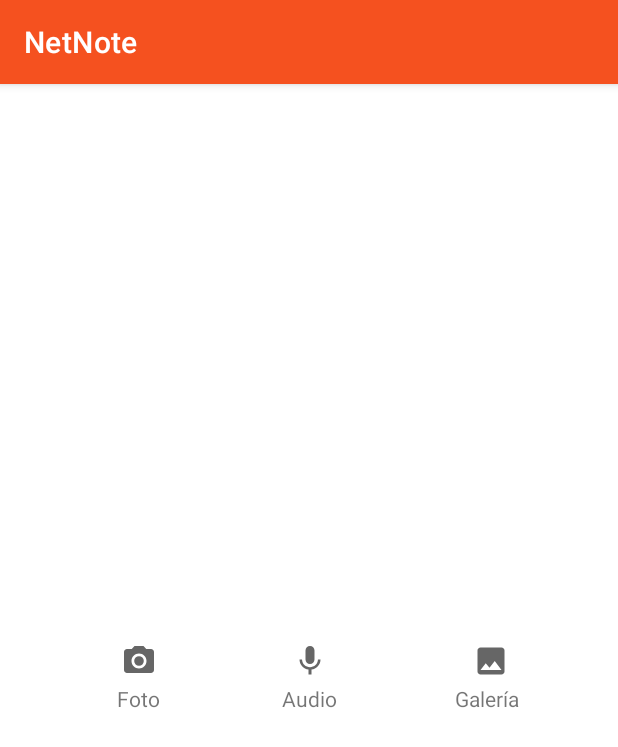
After one commit to Kalevins/net-note, an Android app: the fragment notas_fragment shown on its own in the app's theme, on a phone screen of 412 x 824 dp. The commit adds this screen. Shown: the top 747 px of the screen. Run offline under Robolectric (Android 15) with nearby library versions, the phone set to English and light mode, and no system bars.

Commit message:
fragment y pantalla de editar notas

```diff
--- a/ProjectCode/app/src/main/AndroidManifest.xml
+++ b/ProjectCode/app/src/main/AndroidManifest.xml
@@ -9,7 +9,8 @@
         android:roundIcon="@mipmap/ic_launcher_round"
         android:supportsRtl="true"
         android:theme="@style/Theme.NetNote">
-        <activity android:name=".principal"></activity>
+        <activity android:name=".Editar_notas"></activity>
+        <activity android:name=".principal" />
         <activity android:name=".informacion" />
         <activity android:name=".Registrarse" />
         <activity android:name=".iniciar_sesion" />
--- /dev/null
+++ b/ProjectCode/app/src/main/java/com/unicauca/netnote/notas_fragment.kt
@@ -0,0 +1,59 @@
+package com.unicauca.netnote
+
+import android.os.Bundle
+import androidx.fragment.app.Fragment
+import android.view.LayoutInflater
+import android.view.View
+import android.view.ViewGroup
+
+// TODO: Rename parameter arguments, choose names that match
+// the fragment initialization parameters, e.g. ARG_ITEM_NUMBER
+private const val ARG_PARAM1 = "param1"
+private const val ARG_PARAM2 = "param2"
+
+/**
+ * A simple [Fragment] subclass.
+ * Use the [notas_fragment.newInstance] factory method to
+ * create an instance of this fragment.
+ */
+class notas_fragment : Fragment() {
+    // TODO: Rename and change types of parameters
+    private var param1: String? = null
+    private var param2: String? = null
+
+    override fun onCreate(savedInstanceState: Bundle?) {
+        super.onCreate(savedInstanceState)
+        arguments?.let {
+            param1 = it.getString(ARG_PARAM1)
+            param2 = it.getString(ARG_PARAM2)
+        }
+    }
+
+    override fun onCreateView(
+        inflater: LayoutInflater, container: ViewGroup?,
+        savedInstanceState: Bundle?
+    ): View? {
+        // Inflate the layout for this fragment
+        return inflater.inflate(R.layout.fragment_notas_fragment, container, false)
+    }
+
+    companion object {
+        /**
+         * Use this factory method to create a new instance of
+         * this fragment using the provided parameters.
+         *
+         * @param param1 Parameter 1.
+         * @param param2 Parameter 2.
+         * @return A new instance of fragment notas_fragment.
+         */
+        // TODO: Rename and change types and number of parameters
+        @JvmStatic
+        fun newInstance(param1: String, param2: String) =
+            notas_fragment().apply {
+                arguments = Bundle().apply {
+                    putString(ARG_PARAM1, param1)
+                    putString(ARG_PARAM2, param2)
+                }
+            }
+    }
+}
--- /dev/null
+++ b/ProjectCode/app/src/main/res/drawable/ic_baseline_image_24.xml
@@ -0,0 +1,10 @@
+<vector xmlns:android="http://schemas.android.com/apk/res/android"
+    android:width="24dp"
+    android:height="24dp"
+    android:viewportWidth="24"
+    android:viewportHeight="24"
+    android:tint="?attr/colorControlNormal">
+  <path
+      android:fillColor="@android:color/white"
+      android:pathData="M21,19V5c0,-1.1 -0.9,-2 -2,-2H5c-1.1,0 -2,0.9 -2,2v14c0,1.1 0.9,2 2,2h14c1.1,0 2,-0.9 2,-2zM8.5,13.5l2.5,3.01L14.5,12l4.5,6H5l3.5,-4.5z"/>
+</vector>
--- /dev/null
+++ b/ProjectCode/app/src/main/res/drawable/ic_baseline_mic_24.xml
@@ -0,0 +1,10 @@
+<vector xmlns:android="http://schemas.android.com/apk/res/android"
+    android:width="24dp"
+    android:height="24dp"
+    android:viewportWidth="24"
+    android:viewportHeight="24"
+    android:tint="?attr/colorControlNormal">
+  <path
+      android:fillColor="@android:color/white"
+      android:pathData="M12,14c1.66,0 2.99,-1.34 2.99,-3L15,5c0,-1.66 -1.34,-3 -3,-3S9,3.34 9,5v6c0,1.66 1.34,3 3,3zM17.3,11c0,3 -2.54,5.1 -5.3,5.1S6.7,14 6.7,11L5,11c0,3.41 2.72,6.23 6,6.72L11,21h2v-3.28c3.28,-0.48 6,-3.3 6,-6.72h-1.7z"/>
+</vector>
--- /dev/null
+++ b/ProjectCode/app/src/main/res/drawable/ic_baseline_photo_camera_24.xml
@@ -0,0 +1,13 @@
+<vector xmlns:android="http://schemas.android.com/apk/res/android"
+    android:width="24dp"
+    android:height="24dp"
+    android:viewportWidth="24"
+    android:viewportHeight="24"
+    android:tint="?attr/colorControlNormal">
+  <path
+      android:fillColor="@android:color/white"
+      android:pathData="M12,12m-3.2,0a3.2,3.2 0,1 1,6.4 0a3.2,3.2 0,1 1,-6.4 0"/>
+  <path
+      android:fillColor="@android:color/white"
+      android:pathData="M9,2L7.17,4L4,4c-1.1,0 -2,0.9 -2,2v12c0,1.1 0.9,2 2,2h16c1.1,0 2,-0.9 2,-2L22,6c0,-1.1 -0.9,-2 -2,-2h-3.17L15,2L9,2zM12,17c-2.76,0 -5,-2.24 -5,-5s2.24,-5 5,-5 5,2.24 5,5 -2.24,5 -5,5z"/>
+</vector>
--- a/ProjectCode/app/src/main/res/layout/activity_principal.xml
+++ b/ProjectCode/app/src/main/res/layout/activity_principal.xml
@@ -5,7 +5,7 @@
     android:id="@+id/drawerLayout"
     android:layout_width="match_parent"
     android:layout_height="match_parent"
-    tools:openDrawer="start"
+    tools:openDrawer="end"
         >
 
 
--- /dev/null
+++ b/ProjectCode/app/src/main/res/layout/fragment_notas_fragment.xml
@@ -0,0 +1,82 @@
+<?xml version="1.0" encoding="utf-8"?>
+<FrameLayout xmlns:android="http://schemas.android.com/apk/res/android"
+    xmlns:tools="http://schemas.android.com/tools"
+    android:id="@+id/barra_editar"
+    android:layout_width="match_parent"
+    android:layout_height="match_parent"
+    xmlns:app="http://schemas.android.com/apk/res-auto"
+    tools:context=".notas_fragment">
+
+    <!-- TODO: Update blank fragment layout -->
+    <androidx.constraintlayout.widget.ConstraintLayout
+        android:layout_width="match_parent"
+        android:layout_height="match_parent">
+
+        <ImageButton
+            android:id="@+id/mic_image"
+            android:layout_width="70dp"
+            android:layout_height="70dp"
+            android:background="#FFFFFF"
+            app:layout_constraintBottom_toBottomOf="parent"
+            app:layout_constraintEnd_toEndOf="parent"
+            app:layout_constraintStart_toStartOf="parent"
+            app:layout_constraintTop_toTopOf="parent"
+            app:srcCompat="@drawable/ic_baseline_mic_24" />
+
+        <ImageButton
+            android:id="@+id/cam_image"
+            android:layout_width="70dp"
+            android:layout_height="70dp"
+            android:background="#FFFFFF"
+            app:layout_constraintBottom_toBottomOf="parent"
+            app:layout_constraintEnd_toEndOf="@id/mic_image"
+            app:layout_constraintHorizontal_bias="0.335"
+            app:layout_constraintStart_toStartOf="parent"
+            app:layout_constraintTop_toTopOf="parent"
+            app:srcCompat="@drawable/ic_baseline_photo_camera_24" />
+
+        <ImageButton
+            android:id="@+id/gallery_image"
+            android:layout_width="70dp"
+            android:layout_height="70dp"
+            android:background="#FFFFFF"
+            app:layout_constraintBottom_toBottomOf="parent"
+            app:layout_constraintEnd_toEndOf="parent"
+            app:layout_constraintStart_toEndOf="@id/mic_image"
+            app:layout_constraintTop_toTopOf="parent"
+            app:srcCompat="@drawable/ic_baseline_image_24" />
+
+        <TextView
+            android:id="@+id/gallery_text"
+            android:layout_width="wrap_content"
+            android:layout_height="wrap_content"
+            android:text="Galería"
+            app:layout_constraintEnd_toEndOf="@id/gallery_image"
+            app:layout_constraintHorizontal_bias="0.423"
+            app:layout_constraintStart_toStartOf="@id/gallery_image"
+            tools:layout_editor_absoluteY="78dp"
+            app:layout_constraintBottom_toBottomOf="@id/gallery_image"/>/>
+
+        <TextView
+            android:id="@+id/cam_text"
+            android:layout_width="wrap_content"
+            android:layout_height="wrap_content"
+            android:text="Foto"
+            app:layout_constraintEnd_toEndOf="@id/cam_image"
+            app:layout_constraintStart_toStartOf="@id/cam_image"
+            tools:layout_editor_absoluteY="78dp"
+            app:layout_constraintBottom_toBottomOf="@id/cam_image"/>/>
+
+        <TextView
+            android:id="@+id/mic_text"
+            android:layout_width="wrap_content"
+            android:layout_height="wrap_content"
+            android:text="Audio"
+            app:layout_constraintEnd_toEndOf="@id/mic_image"
+            app:layout_constraintStart_toStartOf="@id/mic_image"
+            tools:layout_editor_absoluteY="78dp"
+            app:layout_constraintBottom_toBottomOf="@id/mic_image"/>
+
+    </androidx.constraintlayout.widget.ConstraintLayout>
+
+</FrameLayout>
```
Also changed, not shown: ProjectCode/app/src/main/java/com/unicauca/netnote/Editar_notas.kt (added, +14 -0 lines), ProjectCode/app/src/main/res/layout/activity_editar_notas.xml (added, +50 -0 lines).
